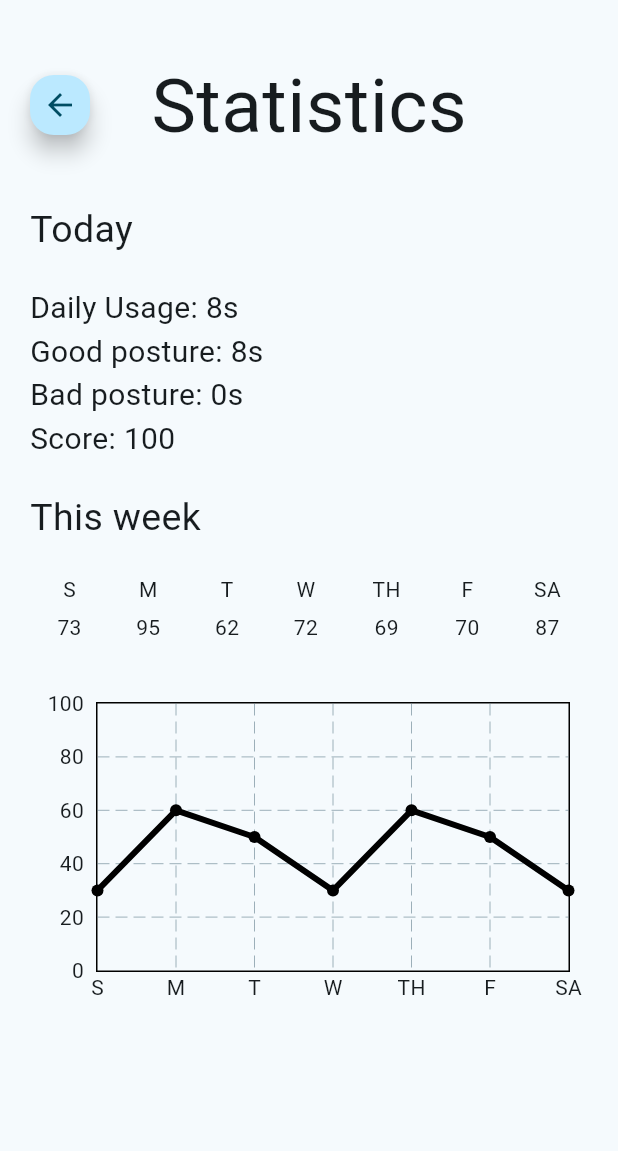
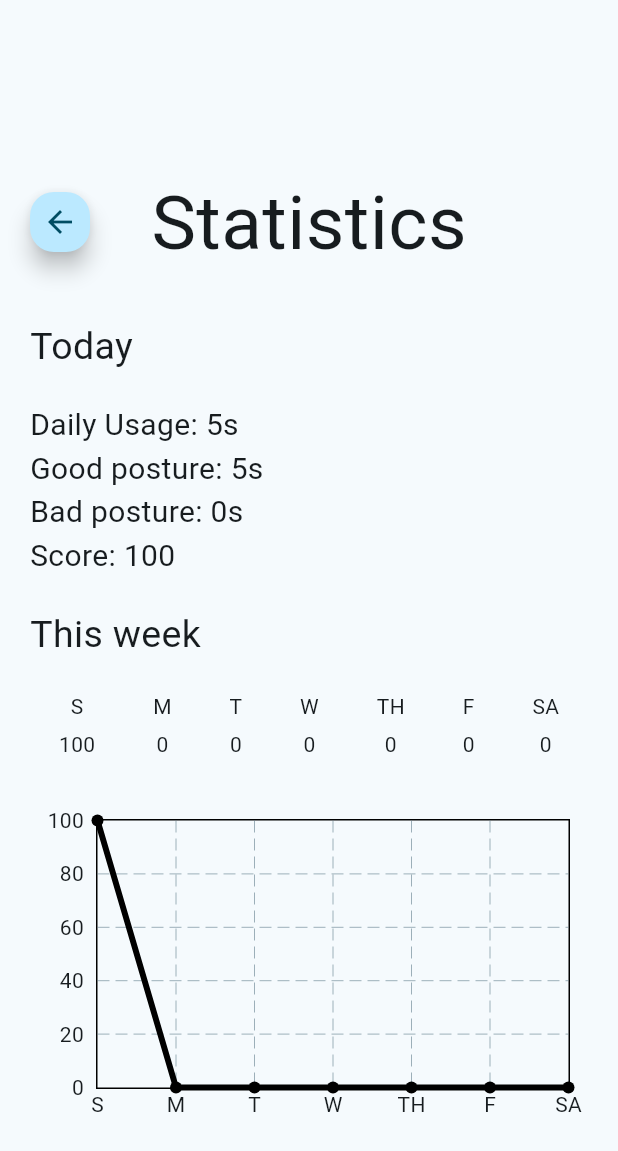
Before and after one commit to natchat-c/Posture-Guard, a Flutter app: the screen it shows after launch, after a tap on the "equalizer" icon, on a phone screen of 412 x 824 dp. Shown: the top 1151 px of the screen. Run offline on Flutter 3.47's test engine with Material 3 defaults, Android fonts, the phone set to English and light mode, and no system bars; drawn by our look-alikes of fl_chart; our stand-ins replace camera, firebase_core, firebase_database, sensors_plus; missing offline and left inert: google_mlkit_face_detection; accounts and stored records are empty.

Commit message:
Update statistics page with Firebase data

```diff
--- a/lib/pages/home_page.dart
+++ b/lib/pages/home_page.dart
@@ -542,11 +542,7 @@ class _MyHomePageState extends State<MyHomePage> {
                         Navigator.push(
                           context,
                           MaterialPageRoute(
-                            builder: (context) => Statistics(
-                              totalScreenTime: totalScreenTime,
-                              totalBadPostureTime: totalBadPostureTime,
-                              score: dailyScore,
-                            ),
+                            builder: (context) => Statistics()
                           ),
                         );
                       },
--- a/lib/pages/statistics_page.dart
+++ b/lib/pages/statistics_page.dart
@@ -2,18 +2,10 @@ import 'dart:math';
 
 import 'package:flutter/material.dart';
 import 'package:fl_chart/fl_chart.dart';
+import 'package:firebase_database/firebase_database.dart';
 
 class Statistics extends StatelessWidget {
-  const Statistics({
-    super.key,
-    required this.totalScreenTime,
-    required this.totalBadPostureTime,
-    required this.score,
-  });
-
-  final int totalScreenTime;
-  final int totalBadPostureTime;
-  final double score;
+  const Statistics({super.key});
 
   String formatTime(int seconds) {
     final minutes = seconds ~/ 60;
@@ -26,19 +18,186 @@ class Statistics extends StatelessWidget {
     return '${minutes}m ${remainingSeconds}s';
   }
 
+  int _toInt(dynamic value) {
+    if (value is int) return value;
+    if (value is double) return value.round();
+    if (value is num) return value.round();
+
+    if (value is String) {
+      return int.tryParse(value) ?? double.tryParse(value)?.round() ?? 0;
+    }
+
+    return 0;
+  }
+
+  DateTime? _parseDate(dynamic value) {
+    if (value == null) return null;
+    return DateTime.tryParse(value.toString());
+  }
+
+  StatisticsData _calculateStats(DataSnapshot snapshot) {
+    final today = DateTime.now();
+    final startOfToday = DateTime(today.year, today.month, today.day);
+
+    // Sunday = 0, Monday = 1, Tuesday = 2, ..., Saturday = 6
+    final startOfWeek = startOfToday.subtract(
+      Duration(days: startOfToday.weekday % 7),
+    );
+
+    final screenTimeByDay = List<int>.filled(7, 0);
+    final badPostureByDay = List<int>.filled(7, 0);
+    final scoreByDay = List<double>.filled(7, 0);
+
+    final data = snapshot.value;
+
+    debugPrint('Firebase statistics data: $data');
+
+    if (data is! Map) {
+      return const StatisticsData(
+        totalScreenTime: 0,
+        totalBadPostureTime: 0,
+        weeklyScores: [0, 0, 0, 0, 0, 0, 0],
+      );
+    }
+
+    final firebaseMap = Map<dynamic, dynamic>.from(data);
+
+    // Case 1:
+    // Firebase stores one direct statistics record.
+    //
+    // Example:
+    // {
+    //   date: "2026-07-05",
+    //   goodPostureSeconds: 145,
+    //   score: 100,
+    //   scorePercent: 100,
+    //   totalBadPostureSeconds: 0,
+    //   totalScreenTimeSeconds: 145,
+    //   updatedAt: 1783220879164
+    // }
+    if (firebaseMap.containsKey('totalScreenTimeSeconds')) {
+      final date = _parseDate(firebaseMap['date']) ?? startOfToday;
+      final recordDay = DateTime(date.year, date.month, date.day);
+
+      final isThisWeek =
+          !recordDay.isBefore(startOfWeek) &&
+          recordDay.isBefore(startOfWeek.add(const Duration(days: 7)));
+
+      if (isThisWeek) {
+        final dayIndex = recordDay.difference(startOfWeek).inDays;
+
+        screenTimeByDay[dayIndex] =
+            _toInt(firebaseMap['totalScreenTimeSeconds']);
+
+        badPostureByDay[dayIndex] =
+            _toInt(firebaseMap['totalBadPostureSeconds']);
+
+        scoreByDay[dayIndex] = _toInt(
+          firebaseMap['scorePercent'] ?? firebaseMap['score'],
+        ).toDouble();
+      }
+    }
+
+    // Case 2:
+    // Firebase stores many daily records.
+    //
+    // Example:
+    // {
+    //   "2026-07-05": {
+    //     date: "2026-07-05",
+    //     goodPostureSeconds: 145,
+    //     scorePercent: 100,
+    //     totalBadPostureSeconds: 0,
+    //     totalScreenTimeSeconds: 145
+    //   }
+    // }
+    else {
+      for (final entry in firebaseMap.entries) {
+        final record = entry.value;
+
+        if (record is! Map) continue;
+
+        final map = Map<dynamic, dynamic>.from(record);
+
+        final date = _parseDate(map['date'] ?? entry.key);
+
+        if (date == null) continue;
+
+        final recordDay = DateTime(date.year, date.month, date.day);
+
+        final isThisWeek =
+            !recordDay.isBefore(startOfWeek) &&
+            recordDay.isBefore(startOfWeek.add(const Duration(days: 7)));
+
+        if (!isThisWeek) continue;
+
+        final dayIndex = recordDay.difference(startOfWeek).inDays;
+
+        screenTimeByDay[dayIndex] =
+            _toInt(map['totalScreenTimeSeconds']);
+
+        badPostureByDay[dayIndex] =
+            _toInt(map['totalBadPostureSeconds']);
+
+        scoreByDay[dayIndex] = _toInt(
+          map['scorePercent'] ?? map['score'],
+        ).toDouble();
+      }
+    }
+
+    final todayIndex = startOfToday.difference(startOfWeek).inDays;
+
+    return StatisticsData(
+      totalScreenTime: screenTimeByDay[todayIndex],
+      totalBadPostureTime: badPostureByDay[todayIndex],
+      weeklyScores: scoreByDay,
+    );
+  }
+
   @override
   Widget build(BuildContext context) {
-    final goodPostureTime = max(0, totalScreenTime - totalBadPostureTime);
-    final scorePercent = score.round();
+    final databaseRef = FirebaseDatabase.instance.ref('users/demo_user/daily_stats');
 
     return Scaffold(
-      body: Center(
-        child: Column(
-          children: [
-            Padding(
+      body: StreamBuilder<DatabaseEvent>(
+        stream: databaseRef.onValue,
+        builder: (context, snapshot) {
+          if (snapshot.hasError) {
+            return const Center(
+              child: Text(
+                'Error loading statistics',
+                style: TextStyle(fontSize: 20),
+              ),
+            );
+          }
+
+          if (!snapshot.hasData) {
+            return const Center(
+              child: CircularProgressIndicator(),
+            );
+          }
+
+          final stats = _calculateStats(snapshot.data!.snapshot);
+
+          return _buildStatisticsPage(context, stats);
+        },
+      ),
+    );
+  }
+
+  Widget _buildStatisticsPage(BuildContext context, StatisticsData stats) {
+    final goodPostureTime = max(
+      0,
+      stats.totalScreenTime - stats.totalBadPostureTime,
+    );
+
+    final scorePercent = stats.score.round();
+
+    return Center(
+      child: SingleChildScrollView(
+        child: Padding(
           padding: const EdgeInsets.only(top: 35, left: 20, right: 20),
           child: Column(
-                mainAxisAlignment: MainAxisAlignment.start,
             children: [
               SizedBox(
                 height: 70,
@@ -67,92 +226,90 @@ class Statistics extends StatelessWidget {
                   ],
                 ),
               ),
+
               const SizedBox(height: 30),
+
               Align(
                 alignment: Alignment.centerLeft,
                 child: Column(
                   crossAxisAlignment: CrossAxisAlignment.start,
                   children: [
-                        const Text('Today', style: TextStyle(fontSize: 25)),
+                    const Text(
+                      'Today',
+                      style: TextStyle(fontSize: 25),
+                    ),
+
                     const SizedBox(height: 20),
+
                     Text(
-                          'Daily Usage: ${formatTime(totalScreenTime)}',
+                      'Daily Usage: ${formatTime(stats.totalScreenTime)}',
                       style: const TextStyle(fontSize: 20),
                     ),
+
                     Text(
                       'Good posture: ${formatTime(goodPostureTime)}',
                       style: const TextStyle(fontSize: 20),
                     ),
+
                     Text(
-                          'Bad posture: ${formatTime(totalBadPostureTime)}',
+                      'Bad posture: ${formatTime(stats.totalBadPostureTime)}',
                       style: const TextStyle(fontSize: 20),
                     ),
+
                     Text(
                       'Score: $scorePercent',
                       style: const TextStyle(fontSize: 20),
                     ),
+
                     const SizedBox(height: 20),
-                        const Text('This week', style: TextStyle(fontSize: 25)),
+
+                    const Text(
+                      'This week',
+                      style: TextStyle(fontSize: 25),
+                    ),
+
                     const SizedBox(height: 20),
-                        const Row(
-                          mainAxisAlignment: MainAxisAlignment.spaceAround,
-                          children: [
-                            Column(
-                              children: [
-                                Text('S'),
-                                SizedBox(height: 5),
-                                Text('73'),
-                              ],
-                            ),
-                            Column(
-                              children: [
-                                Text('M'),
-                                SizedBox(height: 5),
-                                Text('95'),
-                              ],
-                            ),
-                            Column(
-                              children: [
-                                Text('T'),
-                                SizedBox(height: 5),
-                                Text('62'),
-                              ],
-                            ),
-                            Column(
-                              children: [
-                                Text('W'),
-                                SizedBox(height: 5),
-                                Text('72'),
-                              ],
-                            ),
-                            Column(
-                              children: [
-                                Text('TH'),
-                                SizedBox(height: 5),
-                                Text('69'),
-                              ],
-                            ),
-                            Column(
-                              children: [
-                                Text('F'),
-                                SizedBox(height: 5),
-                                Text('70'),
-                              ],
-                            ),
-                            Column(
-                              children: [
-                                Text('SA'),
-                                SizedBox(height: 5),
-                                Text('87'),
-                              ],
+
+                    _buildWeeklyScores(stats.weeklyScores),
+
+                    const SizedBox(height: 40),
+
+                    SizedBox(
+                      height: 200,
+                      width: 360,
+                      child: _buildLineChart(stats.weeklyScores),
                     ),
                   ],
                 ),
-                        const SizedBox(height: 40),
-                        SizedBox(
-                          height: 200,
-                          width: 360,
-                          child: LineChart(
+              ),
+            ],
+          ),
+        ),
+      ),
+    );
+  }
+
+  Widget _buildWeeklyScores(List<double> weeklyScores) {
+    const days = ['S', 'M', 'T', 'W', 'TH', 'F', 'SA'];
+
+    return Row(
+      mainAxisAlignment: MainAxisAlignment.spaceAround,
+      children: List.generate(7, (index) {
+        return Column(
+          children: [
+            Text(days[index]),
+            const SizedBox(height: 5),
+            Text(weeklyScores[index].round().toString()),
+          ],
+        );
+      }),
+    );
+  }
+
+  Widget _buildLineChart(List<double> weeklyScores) {
+    const days = ['S', 'M', 'T', 'W', 'TH', 'F', 'SA'];
+
+    return LineChart(
       LineChartData(
         minY: 0,
         maxY: 100,
@@ -163,26 +320,14 @@ class Statistics extends StatelessWidget {
               showTitles: true,
               reservedSize: 20,
               interval: 1,
-                                    getTitlesWidget:
-                                        (double value, TitleMeta meta) {
-                                      switch (value.toInt()) {
-                                        case 0:
-                                          return const Text('S');
-                                        case 1:
-                                          return const Text('M');
-                                        case 2:
-                                          return const Text('T');
-                                        case 3:
-                                          return const Text('W');
-                                        case 4:
-                                          return const Text('TH');
-                                        case 5:
-                                          return const Text('F');
-                                        case 6:
-                                          return const Text('SA');
-                                        default:
+              getTitlesWidget: (double value, TitleMeta meta) {
+                final index = value.toInt();
+
+                if (index < 0 || index >= days.length) {
                   return const Text('');
                 }
+
+                return Text(days[index]);
               },
             ),
           ),
@@ -195,15 +340,10 @@ class Statistics extends StatelessWidget {
         ),
         lineBarsData: [
           LineChartBarData(
-                                  spots: const [
-                                    FlSpot(0, 30),
-                                    FlSpot(1, 60),
-                                    FlSpot(2, 50),
-                                    FlSpot(3, 30),
-                                    FlSpot(4, 60),
-                                    FlSpot(5, 50),
-                                    FlSpot(6, 30),
-                                  ],
+            spots: List.generate(
+              7,
+              (index) => FlSpot(index.toDouble(), weeklyScores[index]),
+            ),
             isCurved: false,
             color: Colors.black,
             barWidth: 4,
@@ -216,17 +356,30 @@ class Statistics extends StatelessWidget {
           border: Border.all(color: Colors.black),
         ),
       ),
-                          ),
-                        ),
-                      ],
-                    ),
-                  ),
-                ],
-              ),
-            ),
-          ],
-        ),
-      ),
     );
   }
 }
+
+class StatisticsData {
+  const StatisticsData({
+    required this.totalScreenTime,
+    required this.totalBadPostureTime,
+    required this.weeklyScores,
+  });
+
+  final int totalScreenTime;
+  final int totalBadPostureTime;
+  final List<double> weeklyScores;
+
+  int get goodPostureTime {
+    return max(0, totalScreenTime - totalBadPostureTime);
+  }
+
+  double get score {
+    if (totalScreenTime == 0) return 0;
+
+    return ((goodPostureTime / totalScreenTime) * 100)
+        .clamp(0, 100)
+        .toDouble();
+  }
+}
```
Lines whose indentation alone changed are shown as unchanged.
